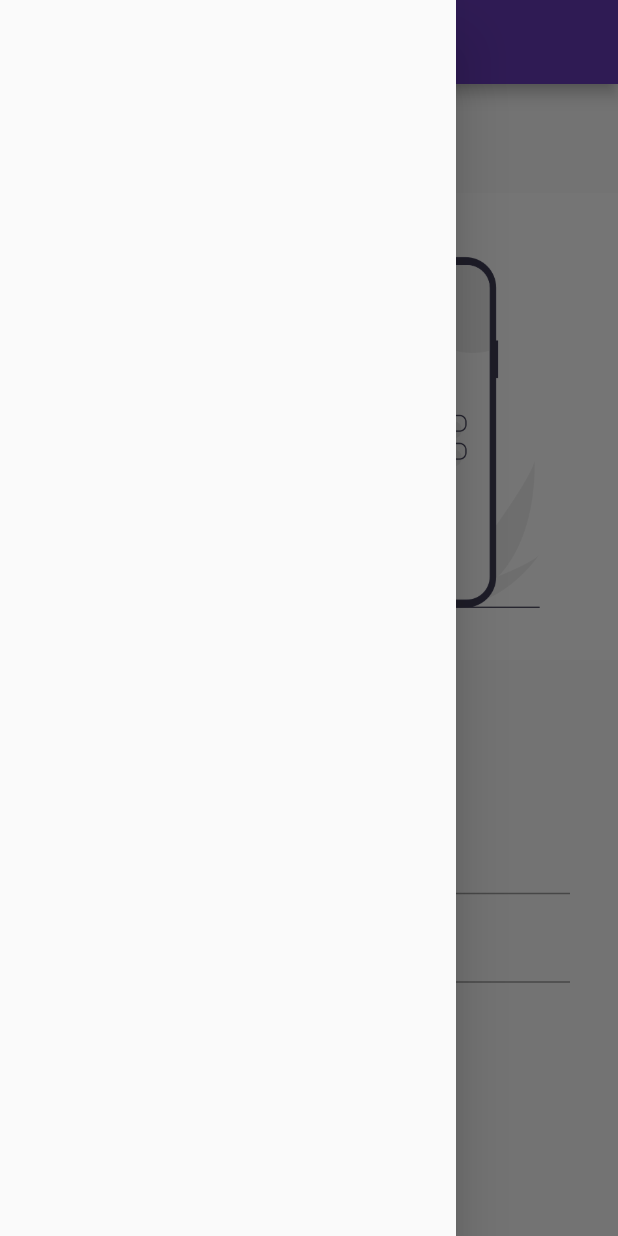
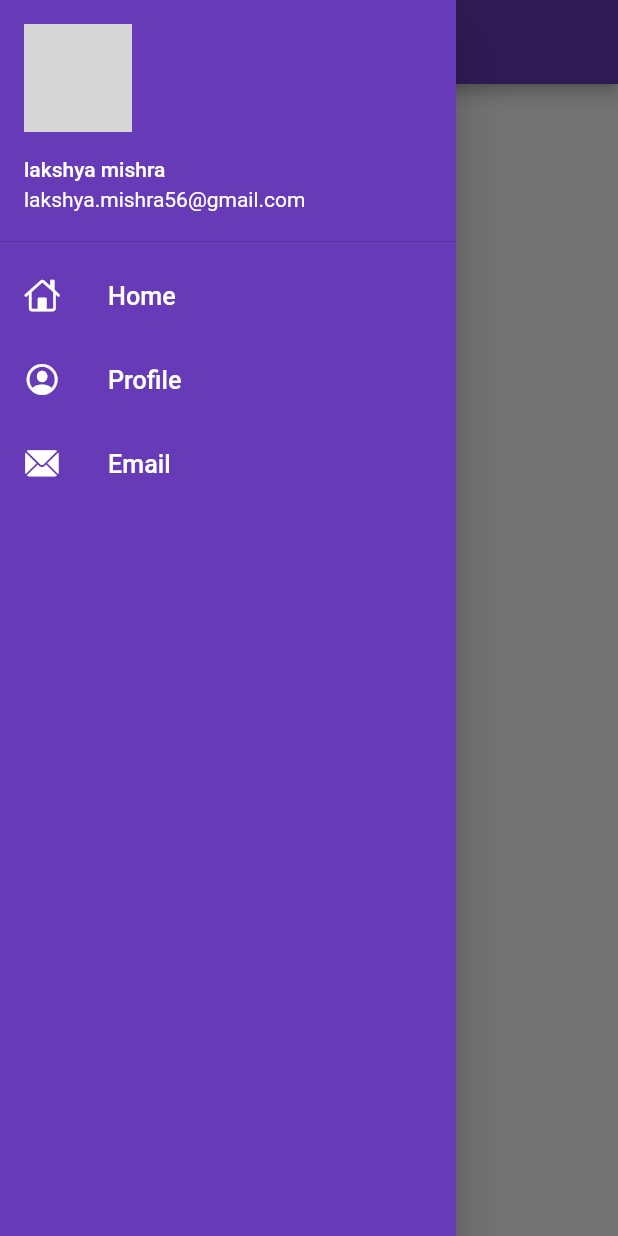
Before and after one commit to kenkirito/app, a Flutter app: the screen it shows after launch, with the side drawer open, on a phone screen of 412 x 824 dp. Run offline on Flutter 3.47's test engine with Material 2 defaults, Android fonts, the phone set to English and light mode, and no system bars; our stand-ins replace google_fonts; network calls fail; grey boxes are pictures that could not be loaded.

Commit message:
📦 NEW: Login_page

```diff
--- a/lib/Pages/home_page.dart
+++ b/lib/Pages/home_page.dart
@@ -1,4 +1,5 @@
 import 'package:flutter/material.dart';
+import 'package:flutter_app/widge/drawer.dart';
 
 class Homepage extends StatelessWidget {
   final double days = 30;
@@ -8,16 +9,14 @@ class Homepage extends StatelessWidget {
   Widget build(BuildContext context) {
     return Scaffold(
       appBar: AppBar(
-        title: Center(
-          child: Text("Catalog app"),
-        ),
+        title: Text("Catalog app"),
       ),
       body: Center(
         child: Container(
           child: Text(" $days  days flutter by $name"),
         ),
       ),
-      drawer: Drawer(),
+      drawer: MyDrawer(),
     );
   }
 }
--- a/lib/Pages/login_page.dart
+++ b/lib/Pages/login_page.dart
@@ -28,13 +28,6 @@ class _LoginPageState extends State<LoginPage> {
   @override
   Widget build(BuildContext context) {
     return Scaffold(
-        appBar: AppBar(
-          title: Text(
-            'LoginPage',
-            textAlign: TextAlign.center,
-          ),
-        ),
-        drawer: Drawer(),
         body: Center(
       child: SingleChildScrollView(
           child: Form(
@@ -58,8 +51,8 @@ class _LoginPageState extends State<LoginPage> {
             height: 20.0,
           ),
           Padding(
-                padding: const EdgeInsets.symmetric(
-                    vertical: 16.0, horizontal: 32.0),
+            padding:
+                const EdgeInsets.symmetric(vertical: 16.0, horizontal: 32.0),
             child: Column(
               children: [
                 TextFormField(
@@ -96,8 +89,7 @@ class _LoginPageState extends State<LoginPage> {
                 ),
                 Material(
                   color: Colors.deepPurple,
-                      borderRadius:
-                          BorderRadius.circular(changeButton ? 50 : 8),
+                  borderRadius: BorderRadius.circular(changeButton ? 50 : 8),
                   child: InkWell(
                     onTap: () => moveToHome(context),
                     child: AnimatedContainer(
--- a/lib/main.dart
+++ b/lib/main.dart
@@ -21,7 +21,8 @@ class MyApp extends StatelessWidget {
       darkTheme: ThemeData(
         brightness: Brightness.dark,
       ),
-      initialRoute: "/",
+      debugShowCheckedModeBanner: false,
+      initialRoute: MyRoutes.homeRoute,
       routes: {
         "/": (context) => LoginPage(),
         MyRoutes.loginRoute: (context) => LoginPage(),
--- /dev/null
+++ b/lib/widge/drawer.dart
@@ -0,0 +1,69 @@
+import 'package:flutter/cupertino.dart';
+import 'package:flutter/material.dart';
+
+class MyDrawer extends StatelessWidget {
+  @override
+  Widget build(BuildContext context) {
+    final imageUrl = "https://avatars.githubusercontent.com/u/68530218?v=4";
+    return Drawer(
+      child: Container(
+        color: Colors.deepPurple,
+        child: ListView(
+          padding: EdgeInsets.zero,
+          children: [
+            DrawerHeader(
+              padding: EdgeInsets.zero,
+              child: UserAccountsDrawerHeader(
+                margin: EdgeInsets.zero,
+                accountName: Text("lakshya mishra"),
+                accountEmail: Text("lakshya.mishra56@gmail.com"),
+                currentAccountPicture: CircleAvatar(
+                  backgroundImage: NetworkImage(imageUrl),
+                ),
+              ),
+            ),
+            ListTile(
+              leading: Icon(
+                CupertinoIcons.home,
+                color: Colors.white,
+              ),
+              title: Text(
+                "Home",
+                textScaleFactor: 1.2,
+                style: TextStyle(
+                  color: Colors.white,
+                ),
+              ),
+            ),
+            ListTile(
+              leading: Icon(
+                CupertinoIcons.profile_circled,
+                color: Colors.white,
+              ),
+              title: Text(
+                "Profile",
+                textScaleFactor: 1.2,
+                style: TextStyle(
+                  color: Colors.white,
+                ),
+              ),
+            ),
+            ListTile(
+              leading: Icon(
+                CupertinoIcons.mail_solid,
+                color: Colors.white,
+              ),
+              title: Text(
+                "Email",
+                textScaleFactor: 1.2,
+                style: TextStyle(
+                  color: Colors.white,
+                ),
+              ),
+            ),
+          ],
+        ),
+      ),
+    );
+  }
+}
```
Also changed, not shown: 5 other files. Lines whose indentation alone changed are shown as unchanged.
